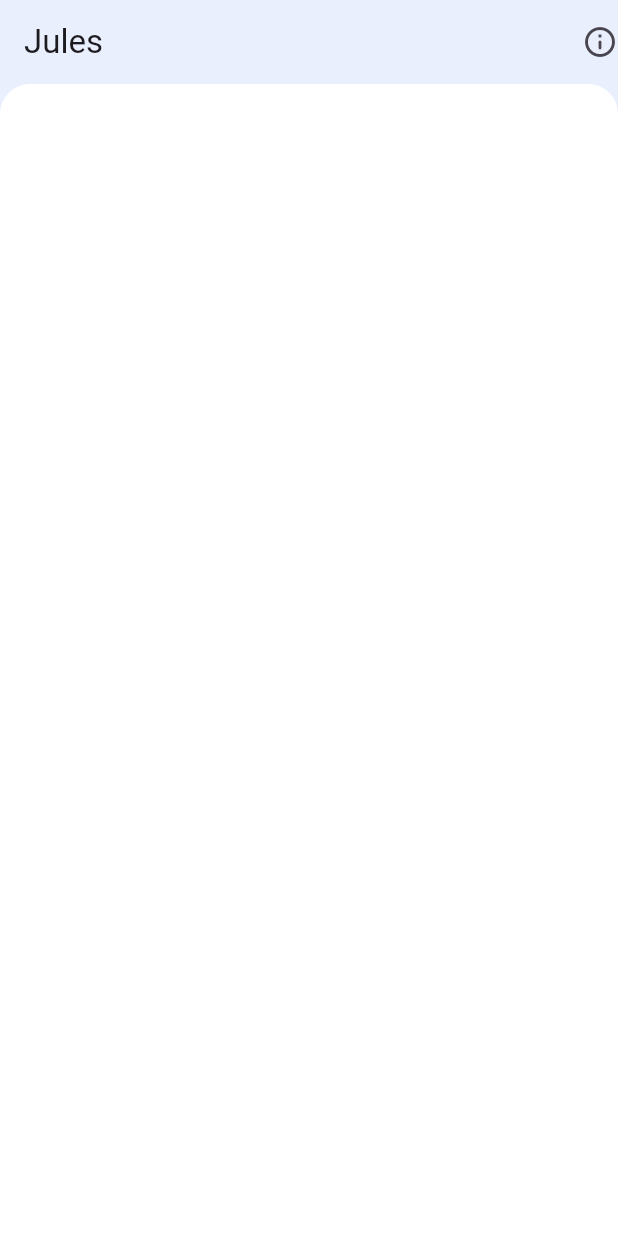
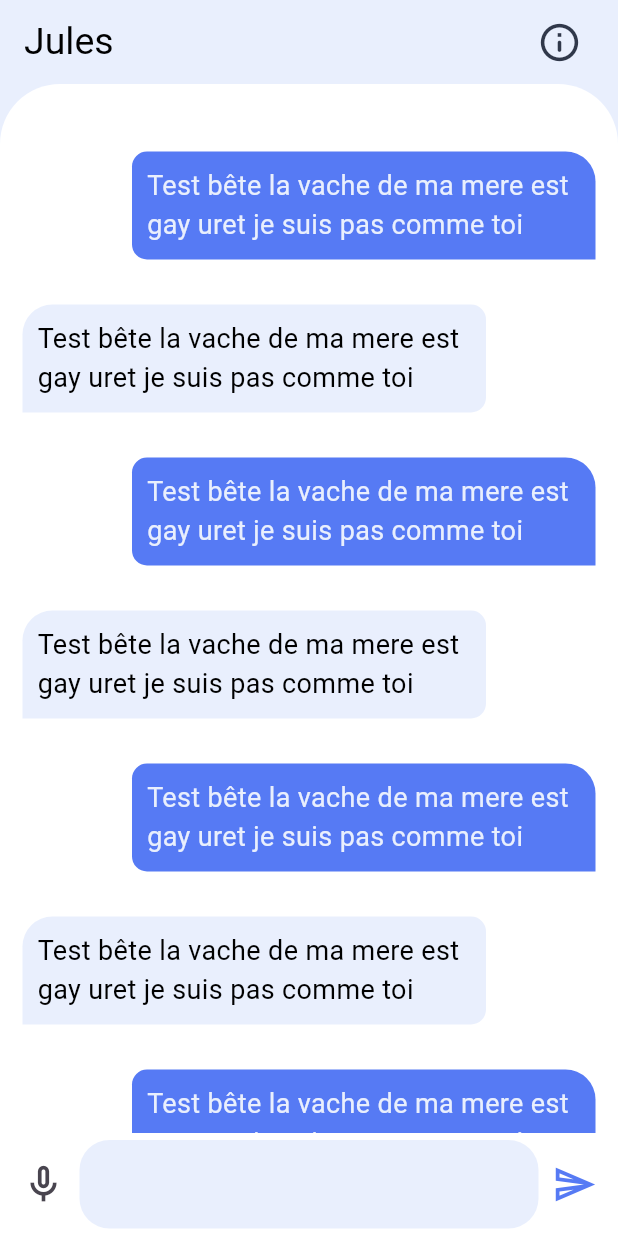
Before and after one commit to NML124/learn, a Flutter app: the screen it shows after launch, on a phone screen of 412 x 824 dp. Run offline on Flutter 3.47's test engine with Material 3 defaults, Android fonts, the phone set to English and light mode, and no system bars; our stand-ins replace font_awesome_flutter.

Commit message:
detail scren message imrpovement

```diff
--- a/lib/Constants/colors.dart
+++ b/lib/Constants/colors.dart
@@ -5,5 +5,6 @@ class ColorsConstant {
   static const Color blackBlue = Color.fromARGB(255, 86, 122, 244);
   static const Color lightBlue = Color.fromARGB(255, 233, 239, 253);
   static const Color white = Colors.white;
+  static const Color black = Colors.black;
   static const Color gray = Color.fromARGB(255, 196, 196, 198);
 }
--- a/lib/Constants/numbers.dart
+++ b/lib/Constants/numbers.dart
@@ -1,3 +1,16 @@
 class NumbersConstant {
+  //Margin Padding
   static double margin = 15;
+  static double padding = 10;
+  static double paddingEditText = 5;
+
+  //Size
+  static double sizeButton = 30;
+  static double fontSizeTitle = 25;
+  static double fontSizeMessage = 18;
+
+  //Radius
+  static double borderRadiusScreen = 40;
+  static double borderRadiusMain = 20;
+  static double borderRadiusSecondary = 10;
 }
--- a/lib/Screen/messageDetailScreen.dart
+++ b/lib/Screen/messageDetailScreen.dart
@@ -1,6 +1,9 @@
+import 'package:flutter/cupertino.dart';
 import 'package:flutter/material.dart';
 import 'package:flutter/widgets.dart';
 import 'package:learn/Constants/colors.dart';
+import 'package:learn/Constants/numbers.dart';
+import 'package:learn/Widgets/cardMessage.dart';
 
 class MessageDetailScreen extends StatefulWidget {
   const MessageDetailScreen({super.key, required this.nameUser});
@@ -13,13 +16,30 @@ class MessageDetailScreen extends StatefulWidget {
 class _MessageDetailScreenState extends State<MessageDetailScreen> {
   @override
   Widget build(BuildContext context) {
+    Size size = MediaQuery.of(context).size;
+    OutlineInputBorder outlineInputBorder = OutlineInputBorder(
+        borderRadius: BorderRadius.circular(NumbersConstant.borderRadiusMain),
+        borderSide: BorderSide.none);
     return Scaffold(
       appBar: AppBar(
-        title: Text(widget.nameUser),
+        title: Text(
+          widget.nameUser,
+          style: TextStyle(
+              color: ColorsConstant.black,
+              fontSize: NumbersConstant.fontSizeTitle),
+        ),
         backgroundColor: ColorsConstant.lightBlue,
         actions: [
-          GestureDetector(
-              onTap: () {}, child: Icon(Icons.info_outline_rounded)),
+          Container(
+            margin: EdgeInsets.only(right: NumbersConstant.margin),
+            child: IconButton(
+                onPressed: () {},
+                icon: Icon(
+                  Icons.info_outline_rounded,
+                  color: ColorsConstant.darkBlue,
+                  size: NumbersConstant.sizeButton,
+                )),
+          )
         ],
       ),
       body: Container(
@@ -27,11 +47,70 @@ class _MessageDetailScreenState extends State<MessageDetailScreen> {
           color: ColorsConstant.lightBlue,
         ),
         child: Container(
+          width: size.width,
           decoration: BoxDecoration(
             borderRadius: BorderRadius.vertical(
-              top: Radius.circular(20),
+              top: Radius.circular(NumbersConstant.borderRadiusScreen),
             ),
             color: ColorsConstant.white,
+          ),
+          child: Column(
+            crossAxisAlignment: CrossAxisAlignment.center,
+            children: [
+              SizedBox(
+                height: 30,
+              ),
+              Expanded(
+                child: ListView.builder(
+                  itemCount: 20,
+                  itemBuilder: (ctx, index) {
+                    return CardMessage(
+                        message:
+                            "Test bête la vache de ma mere est gay uret je suis pas comme toi",
+                        user: index % 2 == 0);
+                  },
+                ),
+              ),
+              Container(
+                padding: EdgeInsets.all(NumbersConstant.paddingEditText),
+                child: Row(
+                  children: [
+                    IconButton(
+                      onPressed: () {},
+                      icon: Icon(
+                        Icons.mic_none_outlined,
+                        size: NumbersConstant.sizeButton,
+                      ),
+                    ),
+                    Expanded(
+                        child: Container(
+                      decoration: BoxDecoration(
+                        color: ColorsConstant.lightBlue,
+                        borderRadius: BorderRadius.circular(
+                            NumbersConstant.borderRadiusMain),
+                      ),
+                      child: TextField(
+                        cursorColor: ColorsConstant.blackBlue,
+                        autocorrect: false,
+                        style: TextStyle(
+                            fontSize: NumbersConstant.fontSizeMessage),
+                        decoration: InputDecoration(
+                          enabledBorder: outlineInputBorder,
+                          focusedBorder: outlineInputBorder,
+                        ),
+                      ),
+                    )),
+                    IconButton(
+                        onPressed: () {},
+                        icon: Icon(
+                          Icons.send_outlined,
+                          size: NumbersConstant.sizeButton,
+                          color: ColorsConstant.blackBlue,
+                        ))
+                  ],
+                ),
+              )
+            ],
           ),
         ),
       ),
--- a/lib/Widgets/cardMessage.dart
+++ b/lib/Widgets/cardMessage.dart
@@ -0,0 +1,43 @@
+import 'package:flutter/material.dart';
+import 'package:learn/Constants/colors.dart';
+import 'package:learn/Constants/numbers.dart';
+import 'package:learn/Screen/messageScreen.dart';
+
+class CardMessage extends StatelessWidget {
+  const CardMessage({super.key, required this.message, required this.user});
+  final String message;
+  final bool user;
+
+  @override
+  Widget build(BuildContext context) {
+    Radius mainRadius = Radius.circular(NumbersConstant.borderRadiusMain);
+    Radius secondaryRadius =
+        Radius.circular(NumbersConstant.borderRadiusSecondary);
+    Size size = MediaQuery.of(context).size;
+    return Row(
+      mainAxisAlignment: user ?MainAxisAlignment.end : MainAxisAlignment.start,
+      children: [
+        Container(
+          constraints: BoxConstraints(maxWidth: size.width * 0.75),
+          padding: EdgeInsets.all(NumbersConstant.padding),
+          margin: EdgeInsets.all(NumbersConstant.margin),
+          decoration: BoxDecoration(
+            borderRadius: BorderRadius.only(
+                topLeft: user ? secondaryRadius : mainRadius,
+                topRight: user ? mainRadius : secondaryRadius,
+                bottomLeft: user ? secondaryRadius : Radius.zero,
+                bottomRight: user ? Radius.zero : secondaryRadius),
+            color: user ? ColorsConstant.blackBlue : ColorsConstant.lightBlue,
+          ),
+          child: Text(
+            message,
+            style: TextStyle(
+              fontSize: NumbersConstant.fontSizeMessage,
+              color: user ? ColorsConstant.lightBlue : ColorsConstant.black,
+            ),
+          ),
+        ),
+      ],
+    );
+  }
+}
```
